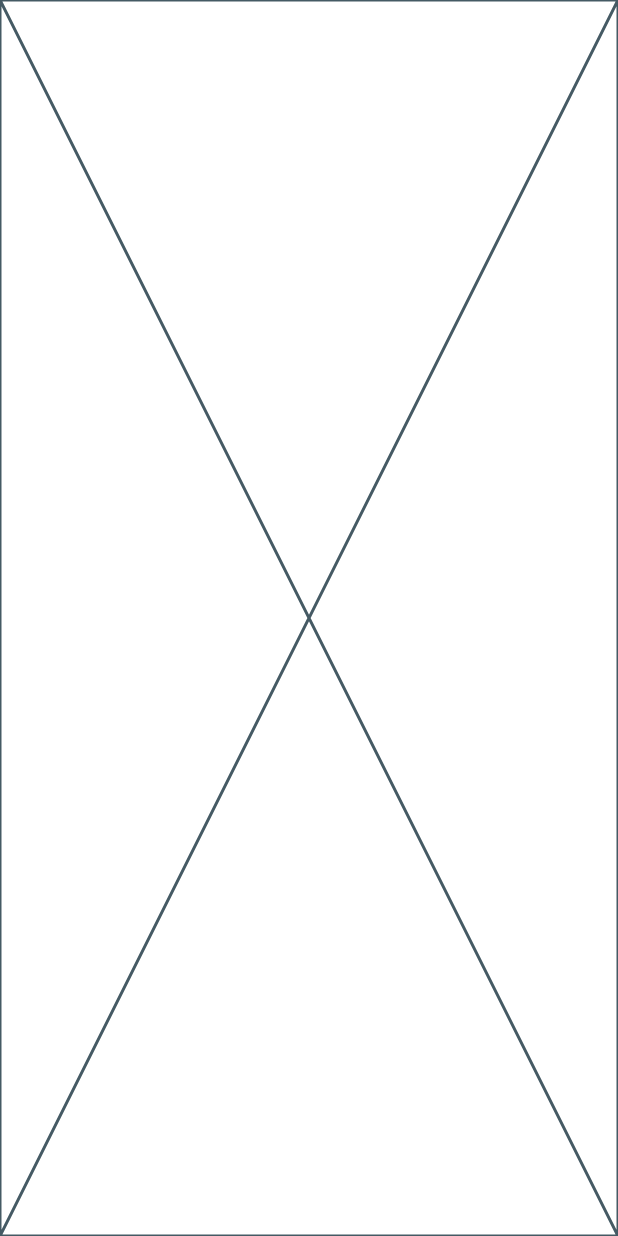
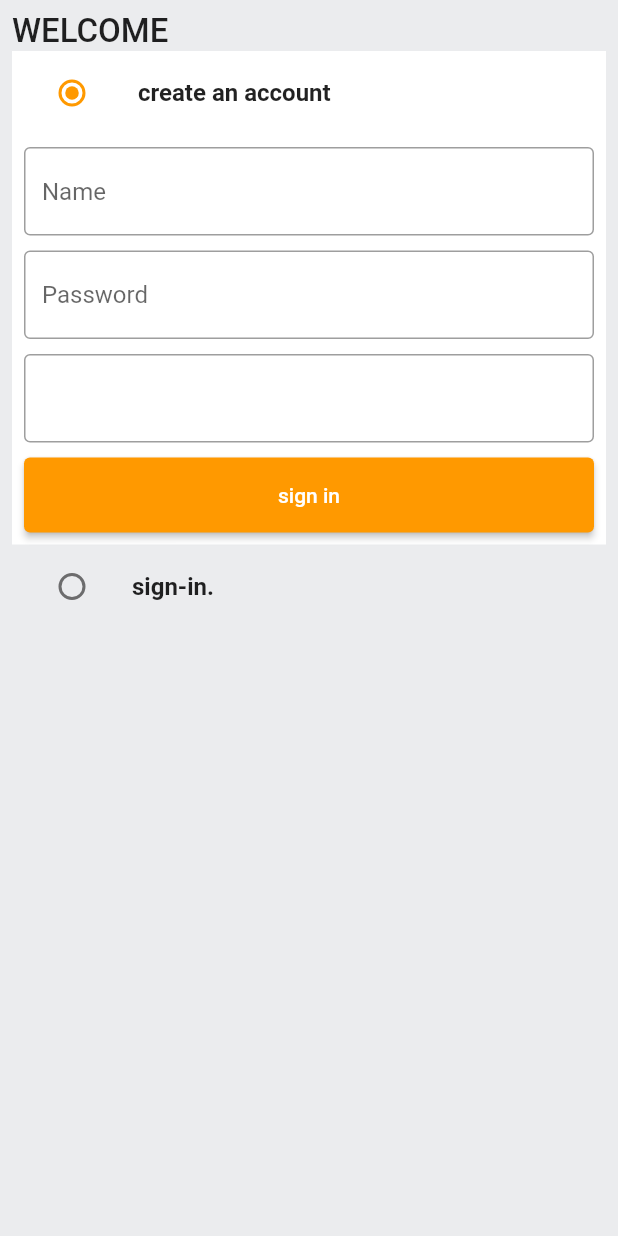
Before and after one commit to GOWTHAMRAJ004/amazon_clone, a Flutter app: the screen it shows after launch, on a phone screen of 412 x 824 dp. Run offline on Flutter 3.47's test engine with Material 2 defaults, Android fonts, the phone set to English and light mode, and no system bars.

Commit message:
created a screen for sign up

```diff
--- /dev/null
+++ b/lib/common/widgets/custom_button.dart
@@ -0,0 +1,23 @@
+import 'package:flutter/material.dart';
+
+class custom_button extends StatefulWidget {
+  final String text;
+  final VoidCallback onTap;
+  const custom_button({
+    super.key, required this.onTap,required this.text
+  });
+
+  @override
+  State<custom_button> createState() => _custom_buttonState();
+}
+
+class _custom_buttonState extends State<custom_button> {
+  @override
+  Widget build(BuildContext context) {
+    return ElevatedButton(
+        onPressed:widget.onTap,
+        child: Text(widget.text),
+        style:
+            ElevatedButton.styleFrom(minimumSize: Size(double.infinity, 50)));
+  }
+}
--- /dev/null
+++ b/lib/common/widgets/custom_textfield.dart
@@ -0,0 +1,32 @@
+import 'package:flutter/material.dart';
+
+class custom_textfield extends StatefulWidget {
+  final TextEditingController controller;
+  final String hinText;
+  const custom_textfield({super.key, required this.controller, required this.hinText});
+
+  @override
+  State<custom_textfield> createState() => _custom_textfieldState();
+}
+
+class _custom_textfieldState extends State<custom_textfield> {
+  @override
+  Widget build(BuildContext context) {
+    return Container(
+      child: Column(children: [
+        TextFormField(
+          controller: widget.controller,
+          decoration: InputDecoration(
+            hintText: widget.hinText,
+              border: OutlineInputBorder(
+                borderSide: BorderSide(color: Colors.black38),
+              ),
+              enabledBorder: OutlineInputBorder(
+                borderSide: BorderSide(color: Colors.black38),
+              )),
+          validator: (value) {},
+        )
+      ]),
+    );
+  }
+}
--- a/lib/features/auth/screens/auth.dart
+++ b/lib/features/auth/screens/auth.dart
@@ -1,7 +1,13 @@
+import 'package:amazon_clone/common/widgets/custom_button.dart';
+import 'package:amazon_clone/common/widgets/custom_textfield.dart';
+import 'package:amazon_clone/constans/global_variable.dart';
 import 'package:flutter/material.dart';
 
+enum Auth { signin, signup }
+
+// declared a enum to check wheather a app signed in or not
 class AuthScreen extends StatefulWidget {
-  static const routeName="/AuthScreen";
+  static const routeName = "/AuthScreen";
   const AuthScreen({super.key});
 
   @override
@@ -9,8 +15,99 @@ class AuthScreen extends StatefulWidget {
 }
 
 class _AuthScreenState extends State<AuthScreen> {
+  // creating a instance for to initialize that initial value is signup
+  Auth _auth = Auth.signup;
+  // to access the form for seperately we are using key
+  final _signupFromKey = GlobalKey<FormState>();
+  final signinFormKey = GlobalKey<FormState>();
+  final TextEditingController _emailcontroller = TextEditingController();
+  final TextEditingController _passwordcontroller = TextEditingController();
+  final TextEditingController _namecontroller = TextEditingController();
+  @override
+  void dispose() {
+    _emailcontroller.dispose();
+    _namecontroller.dispose();
+    _passwordcontroller.dispose();
+  }
+
   @override
   Widget build(BuildContext context) {
-    return const Placeholder();
+    return Scaffold(
+      backgroundColor: GlobalVariables.greyBackgroundCOlor,
+      body: SafeArea(
+          child: Padding(
+        padding: const EdgeInsets.all(8.0),
+        child: Column(
+          crossAxisAlignment: CrossAxisAlignment.start,
+          children: [
+            const Text(
+              'WELCOME',
+              style: TextStyle(fontSize: 22, fontWeight: FontWeight.w500),
+            ),
+            ListTile(
+              tileColor: _auth == Auth.signup
+                  ? GlobalVariables.backgroundColor
+                  : GlobalVariables.greyBackgroundCOlor,
+              title: Text(
+                ' create an account',
+                style: TextStyle(fontWeight: FontWeight.bold),
+              ),
+              leading: Radio(
+                activeColor: GlobalVariables.secondaryColor,
+                value: Auth.signup,
+                groupValue: _auth,
+                onChanged: (Auth? val) {
+                  setState(() {
+                    _auth = val!;
+                  });
+                },
+              ),
+            ),
+            if (_auth == Auth.signup)
+              Container(
+                padding: EdgeInsets.all(8),
+                color: GlobalVariables.backgroundColor,
+                child: Form(
+                    key: _signupFromKey,
+                    child: Column(
+                      children: [
+                        custom_textfield(
+                            controller: _emailcontroller, hinText: 'Name'),
+                        SizedBox(
+                          height: 10,
+                        ),
+                        custom_textfield(
+                            controller: _emailcontroller, hinText: 'Password'),
+                        SizedBox(
+                          height: 10,
+                        ),
+                        custom_textfield(
+                            controller: _emailcontroller, hinText: ''),
+                        SizedBox(
+                          height: 10,
+                        ),
+                        custom_button(onTap: () {}, text: 'sign in')
+                      ],
+                    )),
+              ),
+            ListTile(
+              title: Text(
+                'sign-in.',
+                style: TextStyle(fontWeight: FontWeight.bold),
+              ),
+              leading: Radio(
+                value: Auth.signin,
+                groupValue: _auth,
+                onChanged: (Auth? val) {
+                  setState(() {
+                    _auth = val!;
+                  });
+                },
+              ),
+            )
+          ],
+        ),
+      )),
+    );
   }
 }
```
